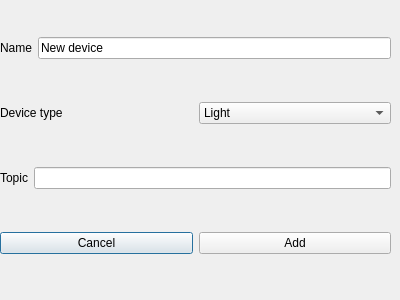
First picture: the form in src/explorer/resources/new_device_dialog.ui, repository vsokolov00/mqtt-explorer, before the edit.
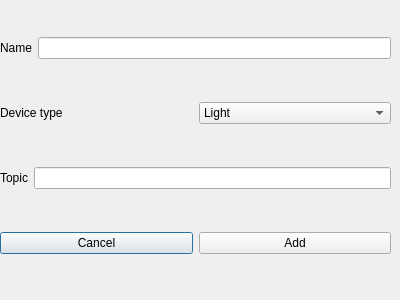
Second picture: the form after the edit.

```diff
--- a/src/explorer/resources/new_device_dialog.ui
+++ b/src/explorer/resources/new_device_dialog.ui
@@ -47,7 +47,7 @@
       <item>
        <widget class="QLineEdit" name="device_name">
         <property name="text">
-         <string>New device</string>
+         <string/>
         </property>
        </widget>
       </item>
```
Left out of the diff: 4 changed lines with no effect on the pictures.
